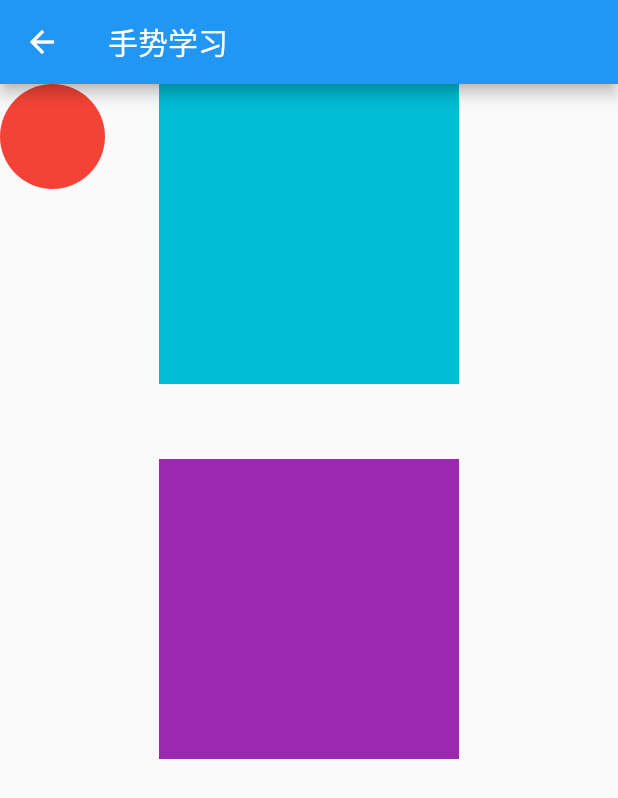
After one commit to yanjunhui2014/fz_flutter_share, a Flutter app: the screen it shows after launch, after a tap on "手势学习", on a phone screen of 412 x 824 dp. The commit adds this screen. Shown: the top 798 px of the screen. Run offline on Flutter 3.47's test engine with Material 2 defaults, Android fonts, the phone set to English and light mode, and no system bars; our stand-ins replace dio.

Commit message:
feat 1、增加手势学习演示代码；

```diff
--- a/lib/main.dart
+++ b/lib/main.dart
@@ -1,6 +1,7 @@
 import 'dart:async';
 
 import 'package:ShareDemo/ui/DemoDebugWidget.dart';
+import 'package:ShareDemo/ui/DemoGustureWidget.dart';
 import 'package:ShareDemo/ui/DemoNetworkWidget.dart';
 import 'package:ShareDemo/utils/FZLog.dart';
 import 'package:flutter/material.dart';
@@ -18,6 +19,8 @@ class MyApp extends StatelessWidget {
   static const Router_DemoNavigation = 'demo/DemoNavigationTargetWidget';
   static const Router_DemoDebug = "demo/DemoDebugWidgetWidget";
   static const Router_DemoNetwork = "demo/DemoNetwork";
+  static const Router_DemoGusture = "demo/DemoGusture";
+
 
   Map<String, WidgetBuilder> routers = {
     "$Router_DemoGrammarSugar": (BuildContext context) =>
@@ -28,6 +31,8 @@ class MyApp extends StatelessWidget {
         DemoDebugWidgetWidget(),
     "$Router_DemoNetwork": (BuildContext context) =>
         DemoNetworkWidget(),
+    "$Router_DemoGusture": (BuildContext context) =>
+        DemoGustureWidget(),
   };
 
   @override
@@ -67,6 +72,7 @@ class _MyHomePageState extends State<MyHomePage> {
             _itemButton('页面跳转', MyApp.Router_DemoNavigation),
             _itemButton("代码调试", MyApp.Router_DemoDebug),
             _itemButton("测试第三方sdk(网络请求)", MyApp.Router_DemoNetwork),
+            _itemButton("手势学习", MyApp.Router_DemoGusture),
           ],
         ),
       ), // This trailing comma makes auto-formatting nicer for build methods.
--- /dev/null
+++ b/lib/ui/DemoGustureWidget.dart
@@ -0,0 +1,121 @@
+import 'package:flutter/cupertino.dart';
+import 'package:flutter/material.dart';
+
+///手势学习demo
+class DemoGustureWidget extends StatefulWidget {
+  @override
+  State<StatefulWidget> createState() => DemoGustureState();
+}
+
+class DemoGustureState extends State<DemoGustureWidget> {
+  String log = "";
+  double moveX = 0;
+  double moveY = 0;
+
+  @override
+  Widget build(BuildContext context) {
+    return MaterialApp(
+      theme: ThemeData(
+        primarySwatch: Colors.blue,
+      ),
+      home: Scaffold(
+        appBar: AppBar(
+          title: Text("手势学习"),
+          leading: GestureDetector(
+            onTap: () {
+              Navigator.pop(context);
+            },
+            child: Icon(Icons.arrow_back),
+          ),
+        ),
+        body: FractionallySizedBox(
+          widthFactor: 1,
+          child: Stack(
+            alignment: Alignment.center,
+            children: <Widget>[
+              Column(
+                children: <Widget>[
+                  Listener(
+                    //监听手指所在组件内部位置，而无需移动组件，直接使用Listener组件即可
+                    onPointerMove: (e) => _printLog(
+                        //监听 onPointerMove, 并打印出 localPosition 信息
+                        "onPointerMove position ==" +
+                            e.localPosition.toString()),
+                    child: Container(
+                      width: 200,
+                      height: 200,
+                      decoration: BoxDecoration(color: Colors.cyan),
+                    ),
+                  ),
+                  Container(
+                    width: 100,
+                    height: 50,
+                  ),
+                  GestureDetector(
+                    // onTap 时间的监听需要建立在 GestureDetector 组件之上
+                    // onTap: () => _printLog("onTab"), //所有onTap都会触发，且与其他事件有200ms的延迟冲突（会导致其他事件200ms内无法接收）
+                    //双击
+                    onDoubleTap: () => _printLog("onDoubleTap"),
+                    //按下
+                    onTapDown: (e) => _printLog("onTapDown x == " +
+                        e.globalPosition.dx.toString() +
+                        ", y == " +
+                        e.globalPosition.dy.toString()),
+                    //抬起
+                    onTapUp: (e) => _printLog("onTapUp x == " +
+                        e.globalPosition.dx.toString() +
+                        ", y == " +
+                        e.globalPosition.dy.toString()),
+                    //长按
+                    onLongPress: () => _printLog("onLongPress"),
+                    //取消
+                    onTapCancel: () => _printLog("onTapCancel"),
+                    child: Container(
+                      width: 200,
+                      height: 200,
+                      decoration: BoxDecoration(color: Colors.purple),
+                    ),
+                  ),
+                  Container(margin: EdgeInsets.only(top: 20), child: Text(log))
+                ],
+              ),
+              Positioned(
+                left: moveX,
+                top: moveY,
+                child: GestureDetector(
+                  //使用GestureDetector作为Positioned的一级child
+                  onPanUpdate: (e) => _doMove(e.delta.dx, e.delta.dy),
+                  // 根据手势改变位置，通过 DragUpdateDetails.detail.dx/dy 改变view 的位置，外层需要用Positioned（定位组件）嵌套
+                  child: Container(
+                    decoration: BoxDecoration(
+                        color: Colors.red,
+                        borderRadius: BorderRadius.all(Radius.circular(360))),
+                    width: 70,
+                    height: 70,
+                  ),
+                ),
+              )
+            ],
+          ),
+        ),
+      ),
+    );
+  }
+
+  _printLog(String log) {
+    setState(() {
+      this.log = log;
+    });
+  }
+
+  _doMove(x, y) {
+    setState(() {
+      moveX += x;
+      moveY += y;
+    });
+  }
+}
+
+// step0 : 展示效果
+// step1 : 介绍红圈为拖动效果， 绿色区域为监听内部移动位置， 紫色区域为tab事件的集合
+// step2 : 将备注的事件一一介绍
```
